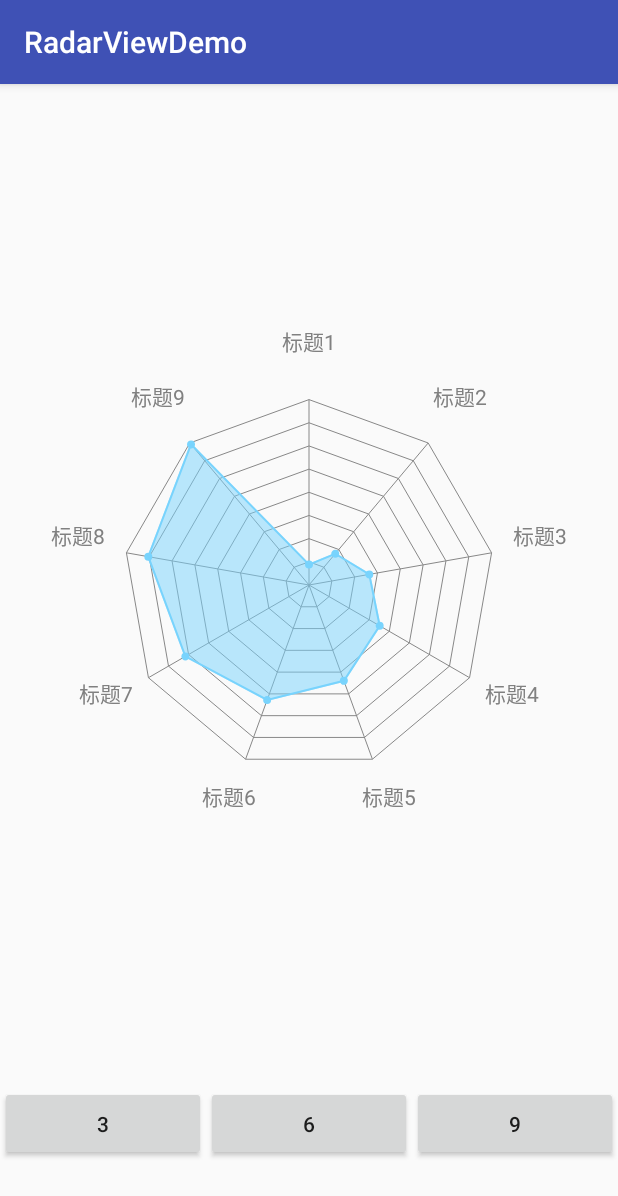
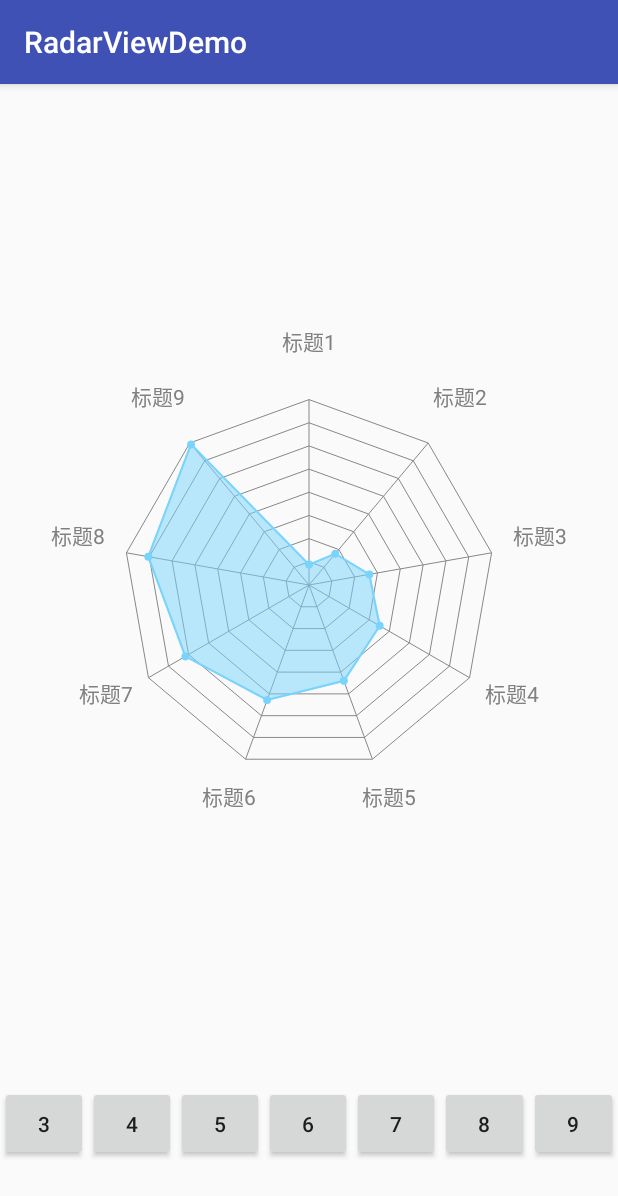
Before and after one commit to flyfire/RadarViewDemo, an Android app: the screen it shows after launch (MainActivity), on a phone screen of 412 x 824 dp. Shown: the top 1196 px of the screen. Run offline under Robolectric (Android 15) with nearby library versions, the phone set to English and light mode, and no system bars.

Commit message:
添加其他多边形

```diff
--- a/app/src/main/java/com/solarexsoft/radarviewdemo/MainActivity.java
+++ b/app/src/main/java/com/solarexsoft/radarviewdemo/MainActivity.java
@@ -3,14 +3,16 @@ package com.solarexsoft.radarviewdemo;
 import android.os.Bundle;
 import android.support.v7.app.AppCompatActivity;
 import android.view.View;
+import android.widget.Button;
 
 import com.solarexsoft.radarview.RadarData;
 import com.solarexsoft.radarview.RadarView;
 
 import java.util.ArrayList;
 import java.util.List;
+import java.util.Random;
 
-public class MainActivity extends AppCompatActivity {
+public class MainActivity extends AppCompatActivity implements View.OnClickListener{
 
     @Override
     protected void onCreate(Bundle savedInstanceState) {
@@ -24,38 +26,52 @@ public class MainActivity extends AppCompatActivity {
             dataList.add(data);
         }
         radarView.setData(dataList);
+        Button btn3 = findViewById(R.id.btn3);
+        Button btn4 = findViewById(R.id.btn4);
+        Button btn5 = findViewById(R.id.btn5);
+        Button btn6 = findViewById(R.id.btn6);
+        Button btn7 = findViewById(R.id.btn7);
+        Button btn8 = findViewById(R.id.btn8);
+        Button btn9 = findViewById(R.id.btn9);
+        btn3.setOnClickListener(this);
+        btn4.setOnClickListener(this);
+        btn4.setOnClickListener(this);
+        btn5.setOnClickListener(this);
+        btn6.setOnClickListener(this);
+        btn7.setOnClickListener(this);
+        btn8.setOnClickListener(this);
+        btn9.setOnClickListener(this);
     }
 
-    public void do3Test(View v){
+    public void test(int count){
         RadarView radarView = (RadarView) findViewById(R.id.radarView);
 
         List<RadarData> dataList = new ArrayList<>();
-        for (int i = 1; i < 4; i++) {
-            RadarData data = new RadarData("标题" + i, i * 11);
+        Random random = new Random();
+        for (int i = 0; i < count; i++) {
+            RadarData data = new RadarData("标题" + (i+1), (i+1)*11);
             dataList.add(data);
         }
         radarView.setData(dataList);
     }
 
-    public void do6Test(View v){
-        RadarView radarView = (RadarView) findViewById(R.id.radarView);
-
-        List<RadarData> dataList = new ArrayList<>();
-        for (int i = 1; i < 7; i++) {
-            RadarData data = new RadarData("标题" + i, i * 11);
-            dataList.add(data);
+    @Override
+    public void onClick(View v) {
+        int viewid = v.getId();
+        if (viewid == R.id.btn3) {
+            test(3);
+        } else if (viewid == R.id.btn4) {
+            test(4);
+        } else if (viewid == R.id.btn5) {
+            test(5);
+        } else if (viewid == R.id.btn6) {
+            test(6);
+        } else if (viewid == R.id.btn7) {
+            test(7);
+        } else if (viewid == R.id.btn8) {
+            test(8);
+        } else if (viewid == R.id.btn9) {
+            test(9);
         }
-        radarView.setData(dataList);
-    }
-
-    public void do9Test(View v){
-        RadarView radarView = (RadarView) findViewById(R.id.radarView);
-
-        List<RadarData> dataList = new ArrayList<>();
-        for (int i = 1; i < 10; i++) {
-            RadarData data = new RadarData("标题" + i, i * 11);
-            dataList.add(data);
-        }
-        radarView.setData(dataList);
     }
 }
--- a/app/src/main/res/layout/activity_main.xml
+++ b/app/src/main/res/layout/activity_main.xml
@@ -15,24 +15,48 @@
         android:orientation="horizontal">
 
         <Button
+            android:id="@+id/btn3"
             android:layout_width="0dp"
             android:layout_height="50dp"
             android:layout_weight="1"
-            android:onClick="do3Test"
             android:text="3"/>
 
         <Button
+            android:id="@+id/btn4"
             android:layout_width="0dp"
             android:layout_height="50dp"
             android:layout_weight="1"
-            android:onClick="do6Test"
-            android:text="6"/>
-
+            android:text="4"/>
         <Button
+            android:id="@+id/btn5"
             android:layout_width="0dp"
             android:layout_height="50dp"
             android:layout_weight="1"
-            android:onClick="do9Test"
+            android:text="5"/>
+        <Button
+            android:id="@+id/btn6"
+            android:layout_width="0dp"
+            android:layout_height="50dp"
+            android:layout_weight="1"
+            android:text="6"/>
+        <Button
+            android:id="@+id/btn7"
+            android:layout_width="0dp"
+            android:layout_height="50dp"
+            android:layout_weight="1"
+            android:text="7"/>
+        <Button
+            android:id="@+id/btn8"
+            android:layout_width="0dp"
+            android:layout_height="50dp"
+            android:layout_weight="1"
+            android:text="8"/>
+
+        <Button
+            android:id="@+id/btn9"
+            android:layout_width="0dp"
+            android:layout_height="50dp"
+            android:layout_weight="1"
             android:text="9"/>
 
     </LinearLayout>
```
